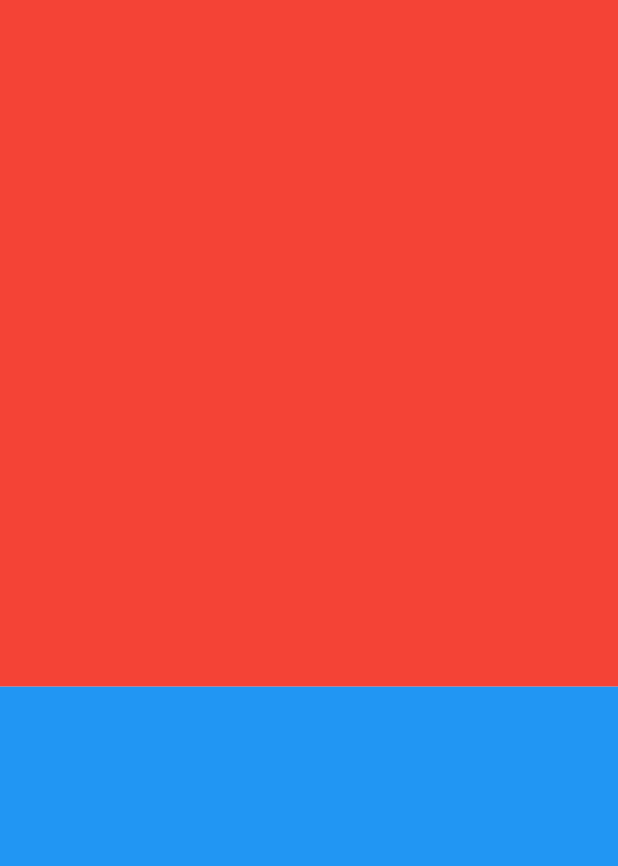
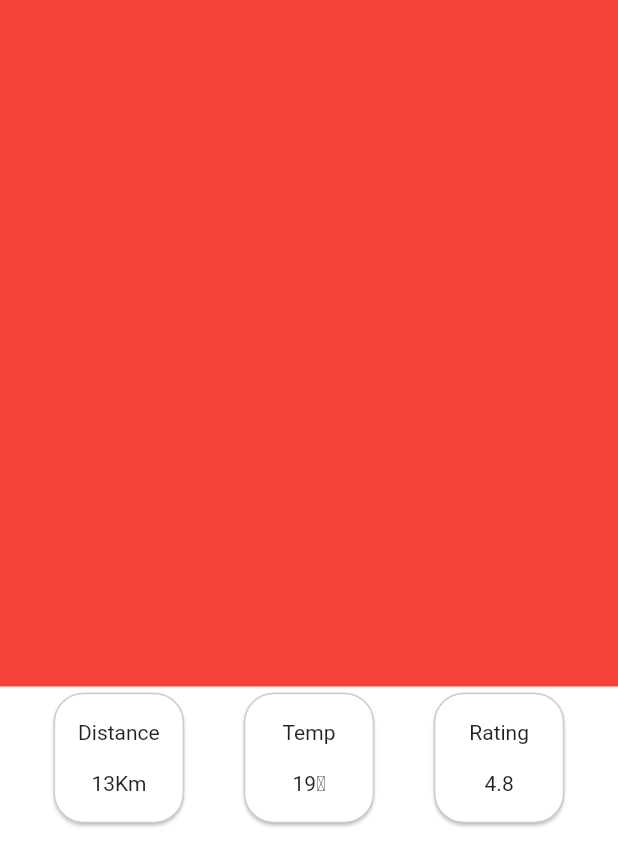
Before and after one commit to Arna98/TravelApp, a Flutter app: the screen it shows after launch, on a phone screen of 412 x 824 dp. Shown: the top 866 px of the screen. Run offline on Flutter 3.47's test engine with Material 2 defaults, Android fonts, the phone set to English and light mode, and no system bars.

Commit message:
Implementation of cards

```diff
--- a/lib/main.dart
+++ b/lib/main.dart
@@ -5,7 +5,6 @@ void main() {
 }
 
 class TravelInfo extends StatelessWidget {
-
   @override
   Widget build(BuildContext context) {
     return const MaterialApp(
@@ -25,15 +24,62 @@ class TravelInfoHome extends StatelessWidget {
     var size = MediaQuery.of(context).size;
     return Scaffold(
       body: Column(children: [
+        //part 1
         Container(
           width: double.infinity,
-          height: size.height/1.8,
+          height: size.height / 1.8,
           color: Colors.red,
         ),
+        //part 2
         Expanded(
           child: Container(
             width: double.infinity,
-            color: Colors.blue,
+            color: Colors.white,
+            child: Column(children: [
+              //design cards
+              Row(
+                mainAxisAlignment: MainAxisAlignment.spaceEvenly,
+                children: [
+                  Card(
+                    shape: const RoundedRectangleBorder(
+                        borderRadius: BorderRadius.all(Radius.circular(20)),
+                        side: BorderSide(
+                            color: Color.fromRGBO(0, 0, 0, 0.2), width: 1)),
+                    child: SizedBox(
+                        width: 87,
+                        height: 87,
+                        child: Column(
+                          mainAxisAlignment: MainAxisAlignment.spaceEvenly,
+                          children: [Text("Distance"), Text("13Km")],
+                        )),
+                  ),Card(
+                    shape: const RoundedRectangleBorder(
+                        borderRadius: BorderRadius.all(Radius.circular(20)),
+                        side: BorderSide(
+                            color: Color.fromRGBO(0, 0, 0, 0.2), width: 1)),
+                    child: SizedBox(
+                        width: 87,
+                        height: 87,
+                        child: Column(
+                          mainAxisAlignment: MainAxisAlignment.spaceEvenly,
+                          children: [Text("Temp"), Text("19\u2103")],
+                        )),
+                  ),Card(
+                    shape: const RoundedRectangleBorder(
+                        borderRadius: BorderRadius.all(Radius.circular(20)),
+                        side: BorderSide(
+                            color: Color.fromRGBO(0, 0, 0, 0.2), width: 1)),
+                    child: SizedBox(
+                        width: 87,
+                        height: 87,
+                        child: Column(
+                          mainAxisAlignment: MainAxisAlignment.spaceEvenly,
+                          children: [Text("Rating"), Text("4.8")],
+                        )),
+                  ),
+                ],
+              ),
+            ]),
           ),
         )
       ]),
```
